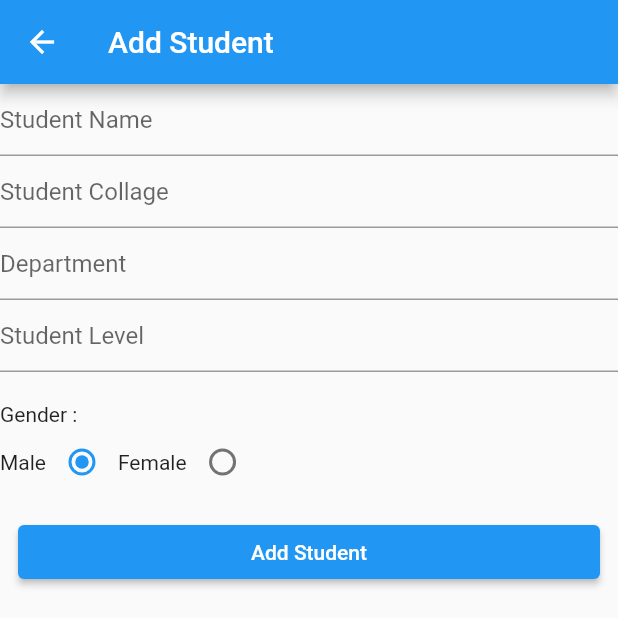
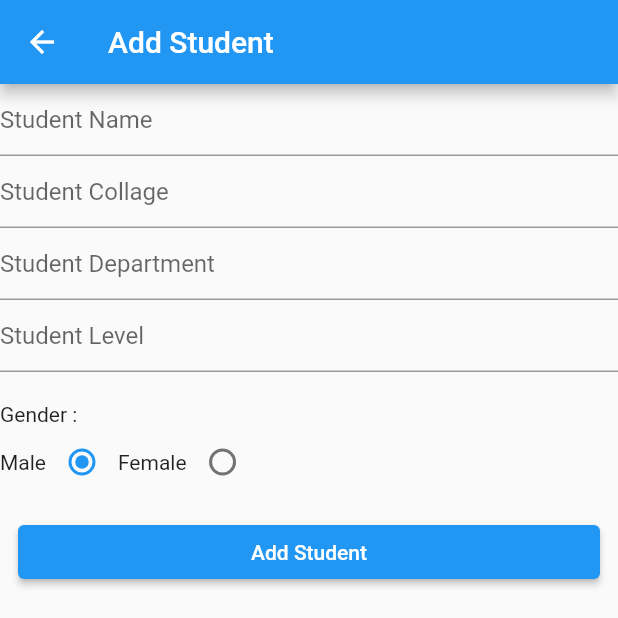
Before and after one commit to Mahfoud-Sa/students, a Flutter app: the AddStudentPage screen opened directly, on a phone screen of 412 x 824 dp, the top half of it. Run offline on Flutter 3.47's test engine with Material 2 defaults, Android fonts, the phone set to English and light mode, and no system bars; our stand-ins replace shared_preferences, sqflite; accounts and stored records are empty.

```diff
--- a/lib/add_student_screen.dart
+++ b/lib/add_student_screen.dart
@@ -60,7 +60,8 @@ class _AddStudentPageState extends State<AddStudentPage> {
                   return null;
                 },
                 controller: depCont,
-                decoration: const InputDecoration(hintText: 'Department'),
+                decoration:
+                    const InputDecoration(hintText: 'Student Department'),
               ),
               //Level
               TextFormField(
```
